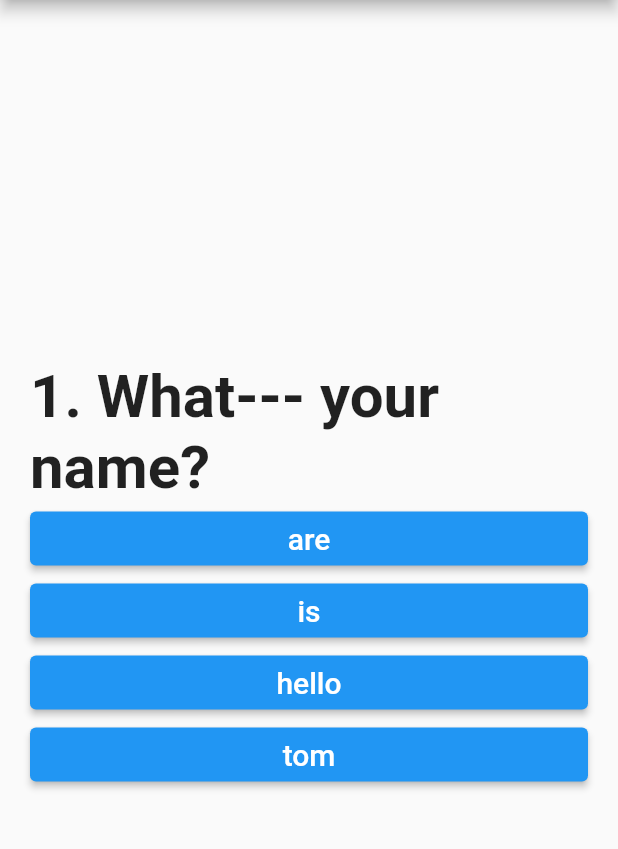
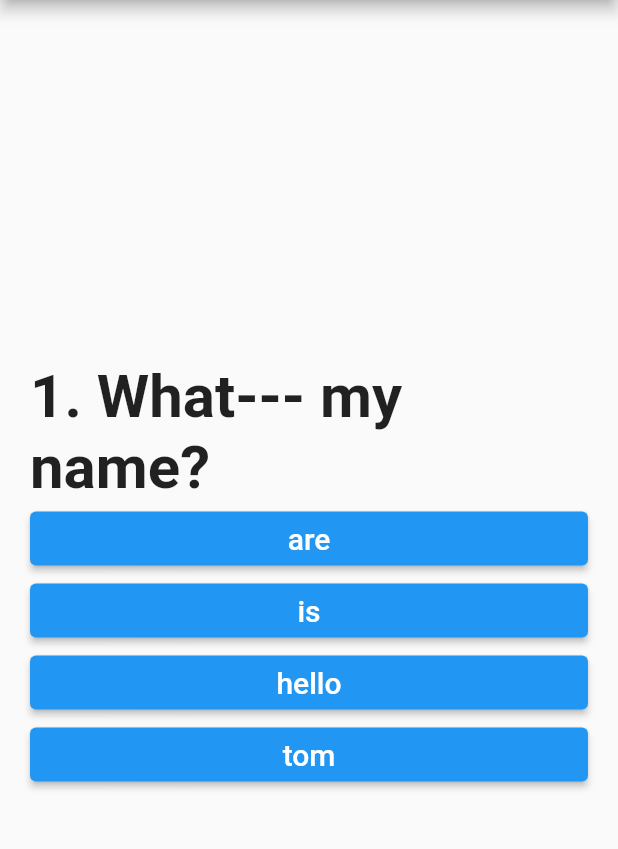
Before and after one commit to Abduboriy1994/loyixa4, a Flutter app: the screen it shows after launch, on a phone screen of 412 x 824 dp, the part 84-933 px from its top. Run offline on Flutter 3.47's test engine with Material 2 defaults, Android fonts, the phone set to English and light mode, and no system bars.

Commit message:
savol 1da your my ga ozgardi

```diff
--- a/lib/main.dart
+++ b/lib/main.dart
@@ -16,7 +16,7 @@ class MyApp extends StatefulWidget {
 class MyAppState extends State<MyApp> {
   List<Map<String, dynamic>> SavollarVaJavoblar = [
     {
-      "savol": "1. What--- your name?",
+      "savol": "1. What--- my name?",
       "javoblar": [
         {"matn": "are", "togrimi": false},
         {"matn": "is", "togrimi": true},
```
